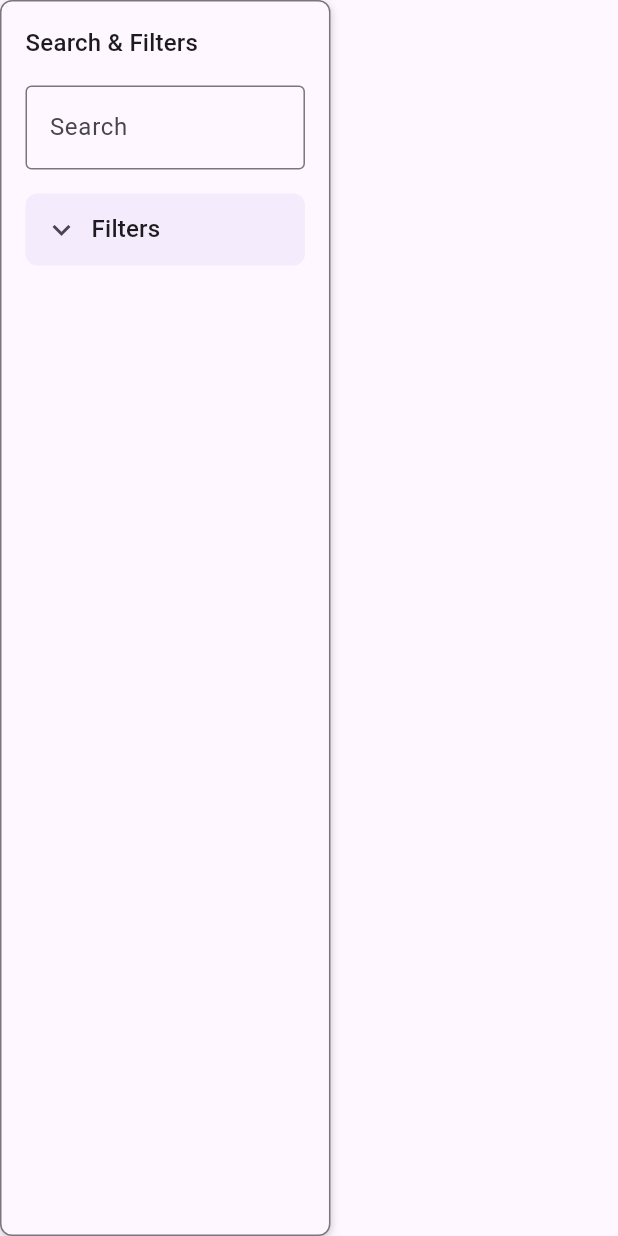
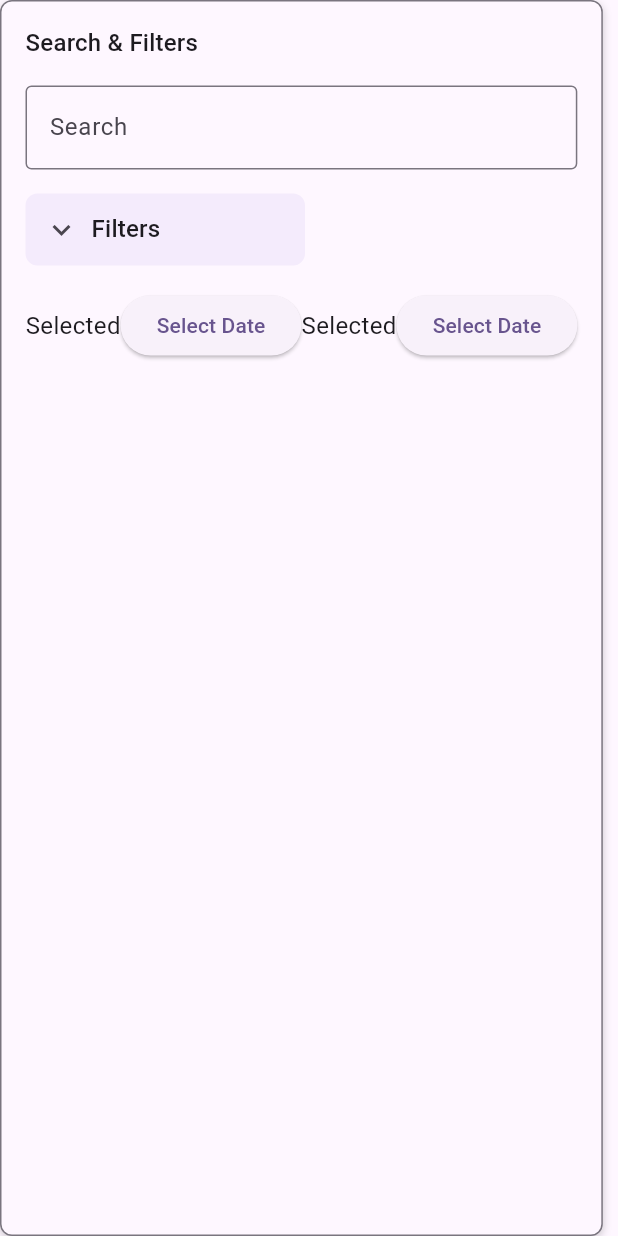
Before and after one commit to Nowaha/assignment_sem6, a Flutter app: the FilterContainer widget shown alone on an empty page, opened directly, on a phone screen of 412 x 824 dp. Run offline on Flutter 3.47's test engine with Material 3 defaults, Android fonts, the phone set to English and light mode, and no system bars; our stand-ins replace flutter_map, go_router, latlong2; missing offline and left inert: bcrypt, flutter_map_marker_cluster, mutex; accounts and stored records are empty.

Commit message:
Add range filter

```diff
--- /dev/null
+++ b/lib/widgets/view/filter/dateselector.dart
@@ -0,0 +1,63 @@
+import 'package:flutter/material.dart';
+
+class DateSelector extends StatelessWidget {
+  final DateTime initialDateTime;
+  final DateTime selectedDate;
+  final ValueChanged<DateTime> onDateSelected;
+
+  const DateSelector({
+    super.key,
+    required this.initialDateTime,
+    required this.selectedDate,
+    required this.onDateSelected,
+  });
+
+  Future<void> _selectDate(BuildContext context) async {
+    // Pick date
+    final date = await showDatePicker(
+      context: context,
+      initialDate: selectedDate,
+      firstDate: DateTime(2000),
+      lastDate: DateTime(2100),
+    );
+
+    if (date == null) return; // User canceled date picking
+
+    // Pick time
+    final time = await showTimePicker(
+      context: context,
+      initialTime: TimeOfDay.fromDateTime(selectedDate),
+    );
+
+    if (time == null) return; // User canceled time picking
+
+    // Combine date and time into a DateTime object
+    final combined = DateTime(
+      date.year,
+      date.month,
+      date.day,
+      time.hour,
+      time.minute,
+    );
+
+    // Call the callback with the new DateTime
+    onDateSelected(combined);
+  }
+
+  @override
+  Widget build(BuildContext context) {
+    return Row(
+      mainAxisAlignment: MainAxisAlignment.spaceBetween,
+      children: [
+        Text(
+          'Selected Date: ${selectedDate.toLocal()}'.split(' ')[0],
+          style: TextStyle(fontSize: 16),
+        ),
+        ElevatedButton(
+          onPressed: () => _selectDate(context),
+          child: Text('Select Date'),
+        ),
+      ],
+    );
+  }
+}
--- a/lib/widgets/view/filter/filtercontainer.dart
+++ b/lib/widgets/view/filter/filtercontainer.dart
@@ -1,9 +1,25 @@
+import 'package:assignment_sem6/widgets/view/filter/dateselector.dart';
 import 'package:assignment_sem6/widgets/view/filter/filter.dart';
 import 'package:assignment_sem6/widgets/view/filter/search.dart';
+import 'package:assignment_sem6/widgets/view/filter/startend.dart';
 import 'package:flutter/material.dart';
 
-class FilterContainer extends StatelessWidget {
+class FilterContainer extends StatefulWidget {
   const FilterContainer({super.key});
+
+  @override
+  State<StatefulWidget> createState() => _FilterContainerState();
+}
+
+class _FilterContainerState extends State<FilterContainer> {
+  final DateTime _initialStartDate = DateTime.now().subtract(
+    const Duration(days: 1),
+  );
+  final DateTime _initialEndDate = DateTime.now().add(const Duration(days: 1));
+  DateTime _selectedStartDate = DateTime.now().subtract(
+    const Duration(days: 1),
+  );
+  DateTime _selectedEndDate = DateTime.now().add(const Duration(days: 1));
 
   @override
   Widget build(BuildContext context) => IntrinsicWidth(
@@ -34,6 +50,18 @@ class FilterContainer extends StatelessWidget {
           ),
           SearchWidget(),
           FilterWidget(),
+          StartEndSelector(
+            start: _selectedStartDate,
+            end: _selectedEndDate,
+            onStartSelected:
+                (newStart) => setState(() {
+                  _selectedStartDate = newStart;
+                }),
+            onEndSelected:
+                (newEnd) => setState(() {
+                  _selectedEndDate = newEnd;
+                }),
+          ),
         ],
       ),
     ),
--- /dev/null
+++ b/lib/widgets/view/filter/startend.dart
@@ -0,0 +1,36 @@
+import 'package:assignment_sem6/widgets/view/filter/dateselector.dart';
+import 'package:flutter/material.dart';
+
+class StartEndSelector extends StatelessWidget {
+  final DateTime start;
+  final DateTime end;
+  final ValueChanged<DateTime> onStartSelected;
+  final ValueChanged<DateTime> onEndSelected;
+
+  const StartEndSelector({
+    super.key,
+    required this.start,
+    required this.end,
+    required this.onStartSelected,
+    required this.onEndSelected,
+  });
+
+  @override
+  Widget build(BuildContext context) {
+    return Row(
+      mainAxisAlignment: MainAxisAlignment.spaceBetween,
+      children: [
+        DateSelector(
+          initialDateTime: start,
+          selectedDate: start,
+          onDateSelected: onStartSelected,
+        ),
+        DateSelector(
+          initialDateTime: end,
+          selectedDate: end,
+          onDateSelected: onEndSelected,
+        ),
+      ],
+    );
+  }
+}
```
